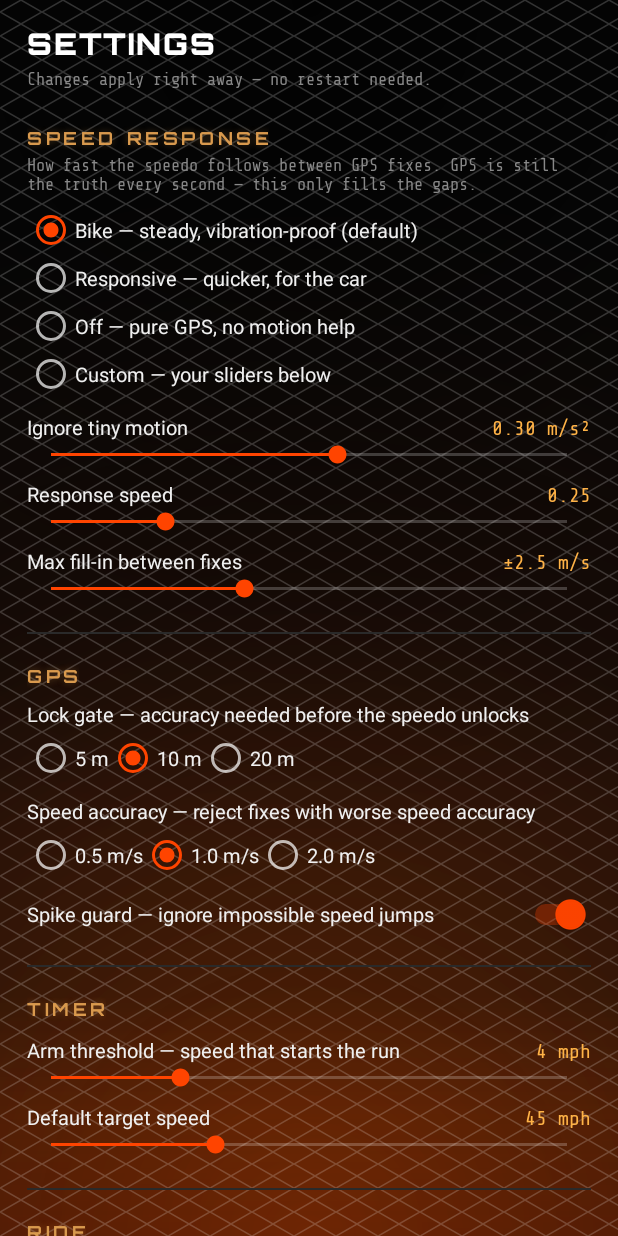
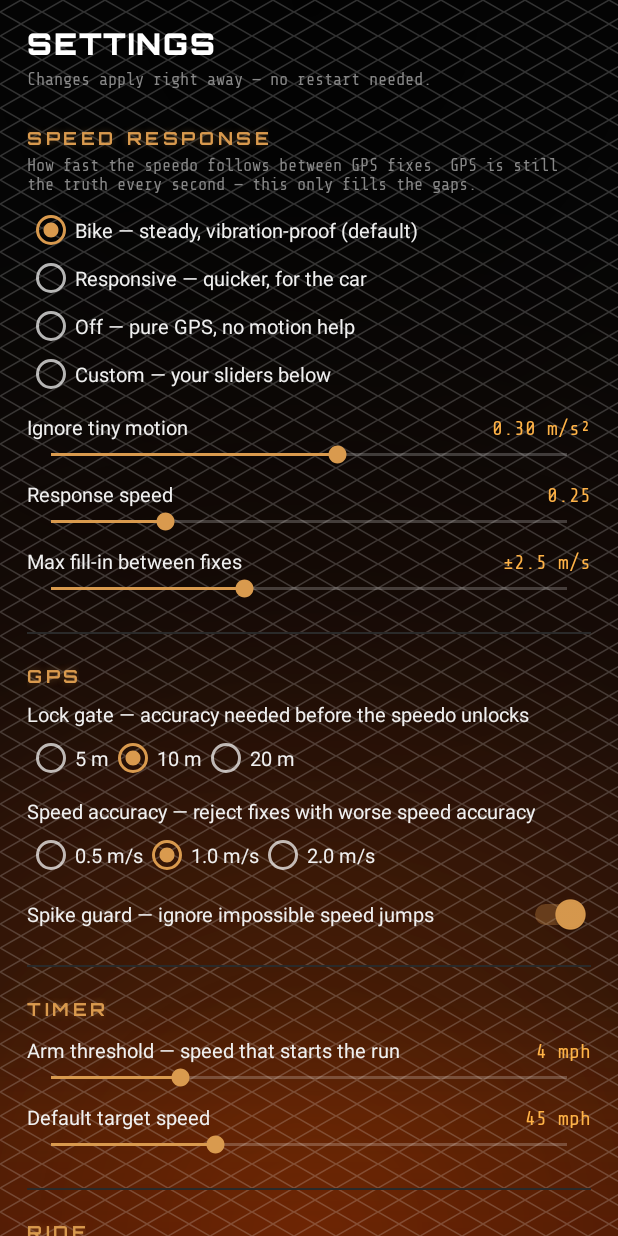
Before and after one commit to scooterarmy2-glitch/Scooterarmy, an Android app: the SettingsActivity screen opened directly, with no data from a screen before it, on a phone screen of 412 x 824 dp. Run offline under Robolectric (Android 15) with nearby library versions, the phone set to English and light mode, and no system bars.

Commit message:
look-pro: LED glow device feel + live-map tile fix + navy map (Build #78)

```diff
--- a/app/src/main/res/values/colors.xml
+++ b/app/src/main/res/values/colors.xml
@@ -2,13 +2,15 @@
 <resources>
     <color name="bg">#080808</color>
     <color name="red">#cc1a00</color>
-    <color name="glow">#ff4400</color>
-    <color name="ember">#ff6a00</color>
+    <color name="glow">#d99a4e</color>
+    <color name="ember">#d99a4e</color>
     <!-- look-pro (Nov 23): muted amber — the bright #ffb347 is toned down
          everywhere @color/amber is used (top speeds, status ambers). -->
     <color name="amber">#d99a4e</color>
     <color name="amberDeep">#a86f28</color>
     <color name="amberBrick">#c65a2e</color>
+    <!-- Build #78: deep navy for map backgrounds + the navy-tinted map. -->
+    <color name="mapNavy">#0a1628</color>
     <color name="green">#39ff14</color>
     <color name="blue">#00b4ff</color>
     <color name="text">#f5f5f5</color>
--- a/app/src/main/res/values/themes.xml
+++ b/app/src/main/res/values/themes.xml
@@ -6,6 +6,6 @@
         <item name="android:navigationBarColor">#080808</item>
         <item name="android:windowFullscreen">true</item>
         <!-- Ember accent so cursors / selection handles match the app instead of the light-theme teal. -->
-        <item name="android:colorAccent">#ff4400</item>
+        <item name="android:colorAccent">#d99a4e</item>
     </style>
 </resources>
```
